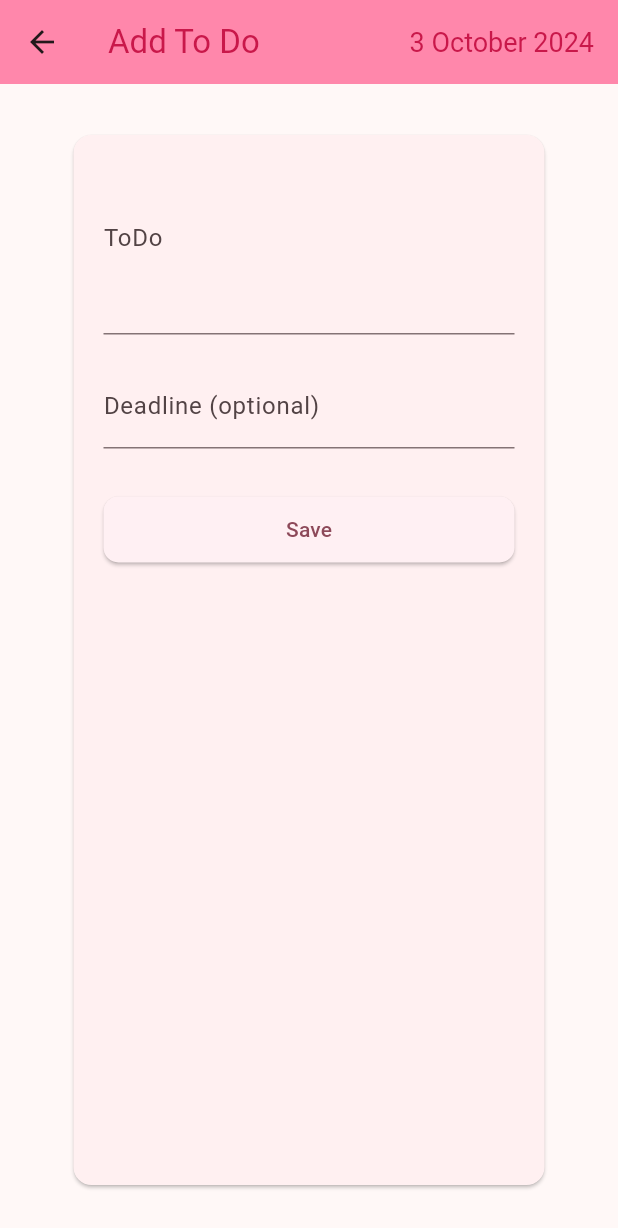
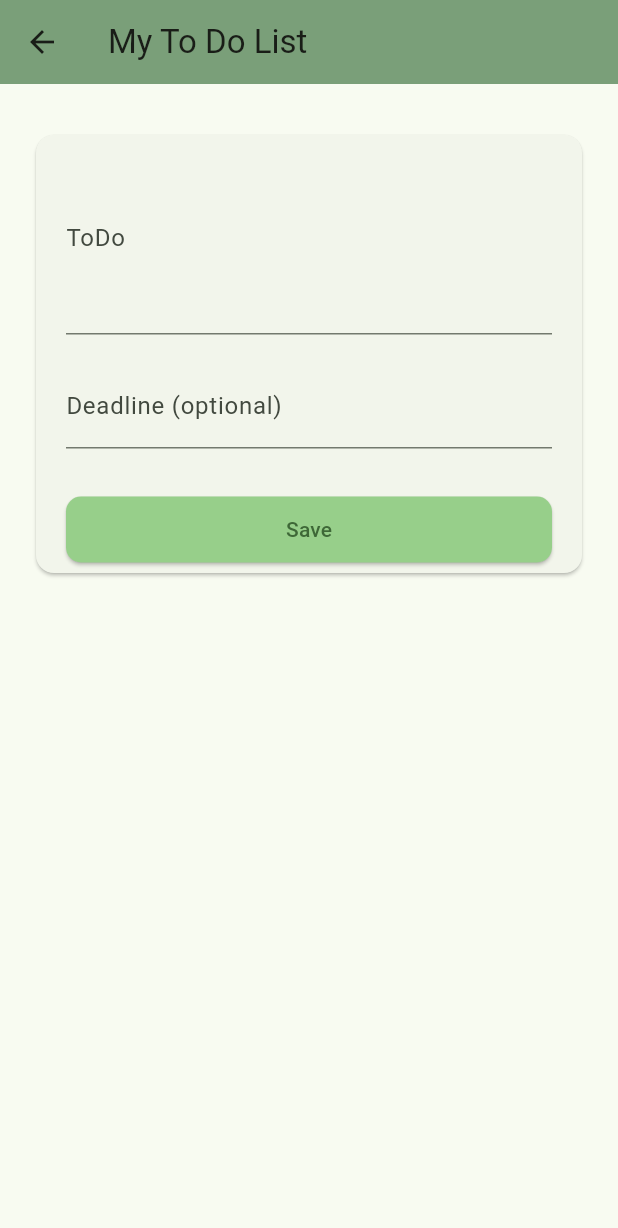
Before and after one commit to Lydaxs/Flutter-To-Do-App, a Flutter app: the screen it shows after launch, after a tap on the "add" icon, on a phone screen of 412 x 824 dp. Shown: the top 1228 px of the screen. Run offline on Flutter 3.47's test engine with Material 3 defaults, Android fonts, the light colour scheme and no system bars; drawn by our look-alikes of flutter_form_builder; our stand-ins replace flutter_slidable, form_builder_validators, get_storage.

Commit message:
update version

```diff
--- a/lib/AddTodoPage.dart
+++ b/lib/AddTodoPage.dart
@@ -22,20 +22,12 @@ class _AddTodoView extends State<AddTodoPage> {
   Widget build(BuildContext context) {
     return Scaffold(
       appBar: AppBar(
-        title: Row(
-          mainAxisAlignment: MainAxisAlignment.spaceBetween,
-          children: [
-            const Text("Add To Do", style: TextStyle(color: Color.fromRGBO(201, 24, 74, 1))),
-            Text(
-              DateFormat("d MMMM yyyy").format(DateTime.now()),
-              style: const TextStyle(color: Color.fromRGBO(201, 24, 74, 1), fontSize: 18),
+        title: const Text("My To Do List"),
+        backgroundColor: const Color.fromRGBO(122, 159, 121, 1),
       ),
-          ],
-        ),
-        backgroundColor: const Color.fromRGBO(255, 135, 171, 1),
-      ),
-      body: Container(
-        margin: const EdgeInsets.symmetric(vertical: 20, horizontal: 35),
+      body: SingleChildScrollView(
+        child: Container(
+          margin: const EdgeInsets.symmetric(vertical: 20, horizontal: 10),
           child: Padding(
             padding: const EdgeInsets.all(10),
             child: FormBuilder(
@@ -85,7 +77,7 @@ class _AddTodoView extends State<AddTodoPage> {
                                 shape: RoundedRectangleBorder(
                                   borderRadius: BorderRadius.circular(10),
                                 ),
-                              backgroundColor: const Color.fromRGBO(255, 240, 243, 1)),
+                                backgroundColor: const Color.fromRGBO(151, 207, 138, 1)),
                             child: const Text("Save")),
                       )
                     ],
@@ -95,6 +87,7 @@ class _AddTodoView extends State<AddTodoPage> {
             ),
           ),
         ),
+      ),
     );
   }
 }
--- a/lib/main.dart
+++ b/lib/main.dart
@@ -15,8 +15,8 @@ class MainApp extends StatelessWidget {
       title: "To Do List App",
       theme: ThemeData(
           colorScheme:
-              ColorScheme.fromSeed(seedColor: const Color.fromRGBO(250, 221, 225, 1)).copyWith(background: Colors.white),
-          textTheme: const TextTheme(bodyMedium: TextStyle(color: Color.fromRGBO(89, 13, 34, 1)))),
+              ColorScheme.fromSeed(seedColor: const Color.fromRGBO(151, 207, 138, 1)).copyWith(background: Colors.white),
+          textTheme: const TextTheme(bodyMedium: TextStyle(color: Color.fromRGBO(49, 94, 38, 1)))),
       home: const HomePage(),
     );
   }
--- a/pubspec.yaml
+++ b/pubspec.yaml
@@ -35,11 +35,11 @@ dependencies:
   # The following adds the Cupertino Icons font to your application.
   # Use with the CupertinoIcons class for iOS style icons.
   cupertino_icons: ^1.0.6
-  intl: ^0.18.1
+  intl: ^0.19.0
   flutter_slidable: ^3.1.0
   uuid: ^4.4.0
   flutter_form_builder: ^9.1.1
-  form_builder_validators: ^9.1.0
+  form_builder_validators: ^11.0.0
   get_storage: ^2.1.1
 
 dev_dependencies:
```
Also changed, not shown: lib/EditTodoPage.dart (+3 -12 lines), lib/HomePage.dart (+17 -11 lines), pubspec.lock, 17 other files. Lines whose indentation alone changed are shown as unchanged.
